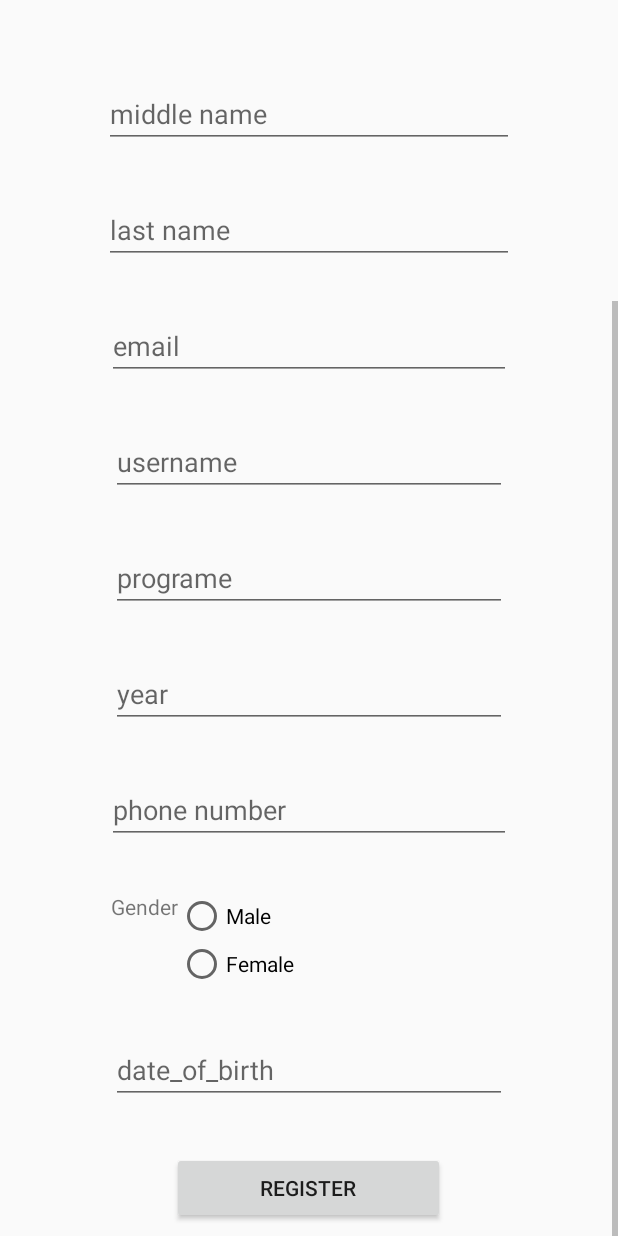
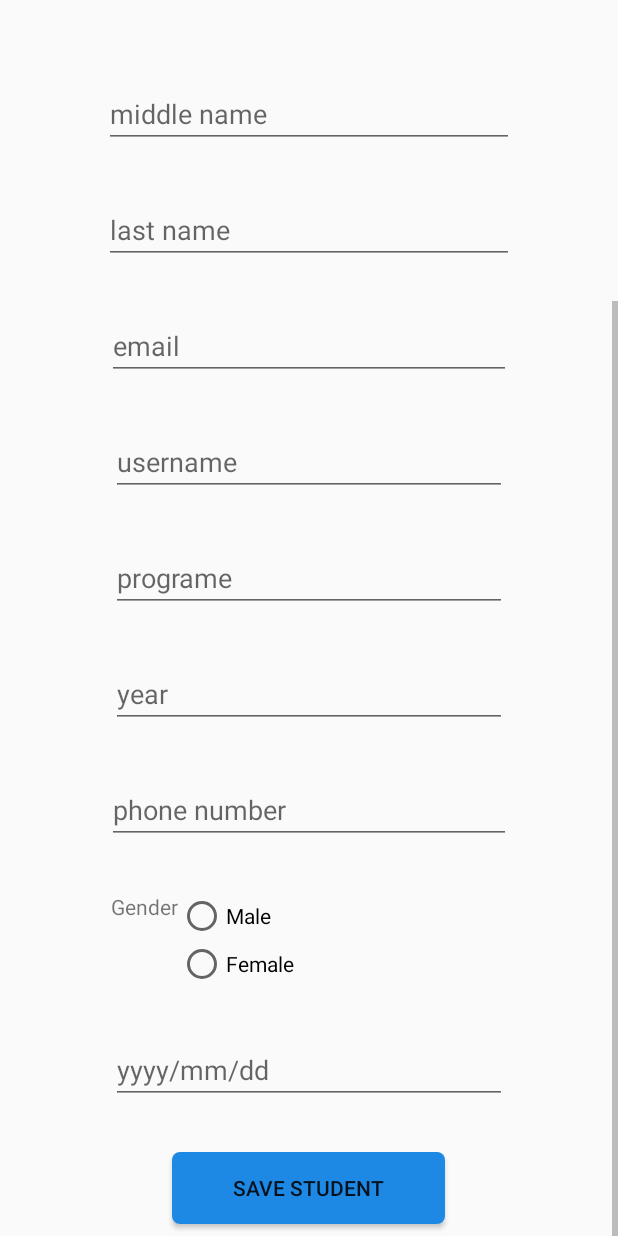
Before and after one commit to robertanold36/SchoolApp, an Android app: the RegisterActivity screen opened directly, with no data from a screen before it, scrolled down 226 dp, on a phone screen of 412 x 824 dp. Run offline under Robolectric (Android 15) with nearby library versions, the phone set to English and light mode, and no system bars.

Commit message:
accomplish student registration

```diff
--- a/app/src/main/AndroidManifest.xml
+++ b/app/src/main/AndroidManifest.xml
@@ -9,7 +9,8 @@
         android:roundIcon="@mipmap/ic_launcher_round"
         android:supportsRtl="true"
         android:theme="@style/AppTheme">
-        <activity android:name=".Swipe"></activity>
+        <activity android:name=".CourseActivity"></activity>
+        <activity android:name=".Swipe" />
         <activity android:name=".AdminActivity" />
         <activity android:name=".RegisterActivity" />
         <activity android:name=".LoginActivity">
--- /dev/null
+++ b/app/src/main/res/drawable/round.xml
@@ -0,0 +1,7 @@
+<?xml version="1.0" encoding="utf-8"?>
+<shape xmlns:android="http://schemas.android.com/apk/res/android"
+    android:shape="rectangle">
+    <solid android:color="#1E88E5"/>
+    <corners android:radius="5dp"/>
+
+</shape>
--- a/app/src/main/res/layout/activity_login.xml
+++ b/app/src/main/res/layout/activity_login.xml
@@ -64,7 +64,7 @@
             android:layout_width="180dp"
             android:layout_height="wrap_content"
             android:layout_marginTop="@dimen/activity_horizontal_margin"
-            android:background="#1E88E5"
+            android:background="@drawable/round"
             android:text="Login as student" />
 
         <Button
@@ -72,7 +72,8 @@
             android:layout_width="160dp"
             android:layout_height="wrap_content"
             android:layout_marginTop="16dp"
-            android:background="#1E88E5"
+            android:background="@drawable/round"
+
             android:text="login as Admin" />
 
 
--- a/app/src/main/res/layout/activity_register.xml
+++ b/app/src/main/res/layout/activity_register.xml
@@ -115,7 +115,8 @@
             <TextView
                 android:layout_width="wrap_content"
                 android:layout_height="wrap_content"
-                android:text="Gender"/>
+                android:text="Gender"
+                android:id="@+id/txtGender"/>
             <RadioGroup
                 android:layout_width="wrap_content"
                 android:layout_height="wrap_content"
@@ -146,7 +147,7 @@
             android:layout_marginBottom="16dp"
             android:layout_marginTop="16dp"
             android:id="@+id/date"
-            android:hint="date_of_birth"
+            android:hint="yyyy/mm/dd"
             />
 
         <Button
@@ -155,7 +156,8 @@
         android:layout_height="wrap_content"
         android:layout_marginTop="@dimen/activity_horizontal_margin"
         android:layout_marginBottom="16dp"
-        android:text="register" />
+        android:text="SAVE STUDENT"
+        android:background="@drawable/round"/>
 
 
 
--- a/app/src/main/res/values/strings.xml
+++ b/app/src/main/res/values/strings.xml
@@ -16,5 +16,6 @@
     <string name="todo">TODO</string>
     <string name="first_name">first name</string>
     <string name="programe">programe</string>
+    <string name="title">REGISTER NEW COURSE</string>
 
 </resources>
```
Also changed, not shown: app/src/main/java/com/school/datasource/DatabaseSource.java (+19 -20 lines), app/src/main/java/com/school/schoolapp/CourseActivity.java (added, +14 -0 lines), app/src/main/java/com/school/schoolapp/RegisterActivity.java (+78 -23 lines), app/src/main/res/layout/activity_course.xml (added, +33 -0 lines), app/src/main/res/drawable/images/course.jpg (added), app/src/main/res/drawable/images/graduate.png (added).
